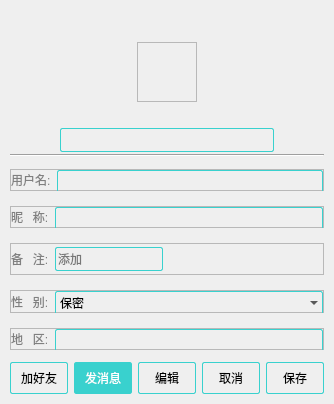
Before: the Qt Designer form JChat/UserInfoWidget.ui in jpush/jchat-windows, drawn with Qt 5.
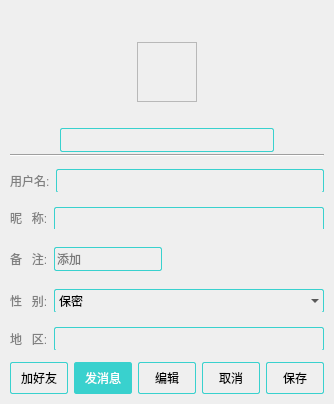
After: the same form once the commit is applied. Icons and pictures are not drawn.

Patch:
```diff
--- a/JChat/UserInfoWidget.ui
+++ b/JChat/UserInfoWidget.ui
@@ -341,9 +341,6 @@
          <height>20</height>
         </size>
        </property>
-       <property name="frameShape">
-        <enum>QFrame::StyledPanel</enum>
-       </property>
        <property name="frameShadow">
         <enum>QFrame::Raised</enum>
        </property>
@@ -388,9 +385,6 @@
          <height>20</height>
         </size>
        </property>
-       <property name="frameShape">
-        <enum>QFrame::StyledPanel</enum>
-       </property>
        <property name="frameShadow">
         <enum>QFrame::Raised</enum>
        </property>
@@ -422,9 +416,6 @@
      </item>
      <item>
       <widget class="QFrame" name="frame">
-       <property name="frameShape">
-        <enum>QFrame::StyledPanel</enum>
-       </property>
        <property name="frameShadow">
         <enum>QFrame::Raised</enum>
        </property>
@@ -501,9 +492,6 @@
          <height>20</height>
         </size>
        </property>
-       <property name="frameShape">
-        <enum>QFrame::StyledPanel</enum>
-       </property>
        <property name="frameShadow">
         <enum>QFrame::Raised</enum>
        </property>
@@ -563,9 +551,6 @@
          <height>20</height>
         </size>
        </property>
-       <property name="frameShape">
-        <enum>QFrame::StyledPanel</enum>
-       </property>
        <property name="frameShadow">
         <enum>QFrame::Raised</enum>
        </property>
```
Left out of the diff: 4 changed lines with no effect on the pictures.
